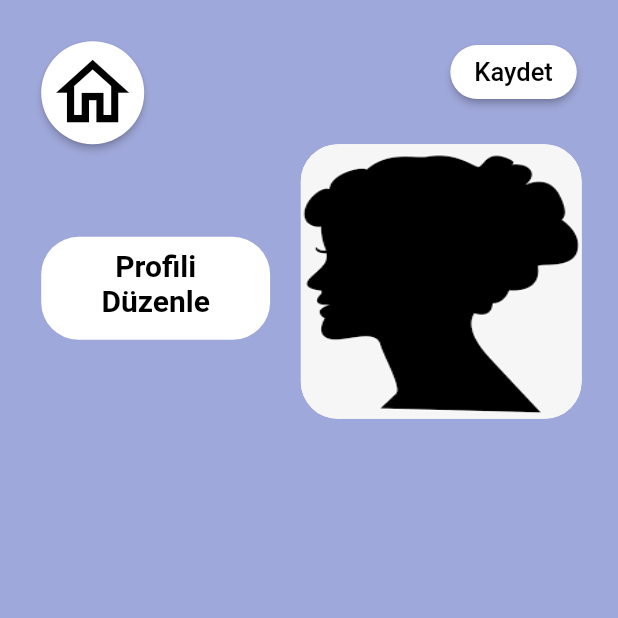
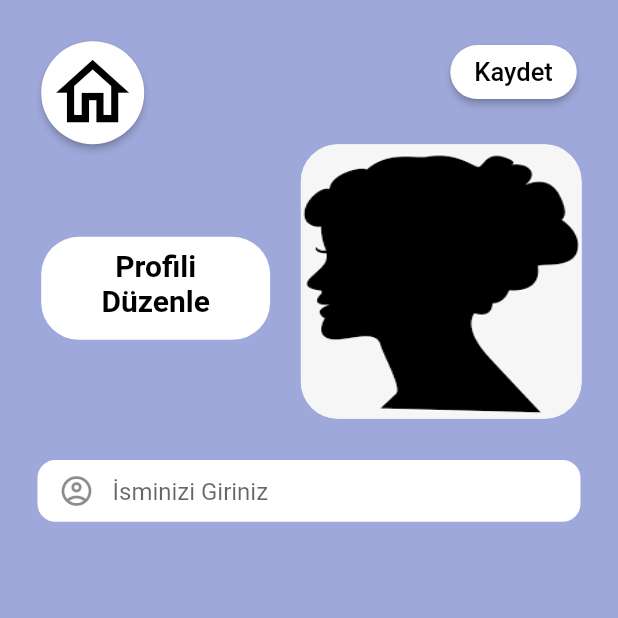
Before and after one commit to alyilmaz99/animal_app, a Flutter app: the screen it shows after launch, on a phone screen of 412 x 824 dp, the top half of it. Run offline on Flutter 3.47's test engine with Material 2 defaults, Android fonts, the phone set to English and light mode, and no system bars.

```diff
--- a/lib/const/color_const.dart
+++ b/lib/const/color_const.dart
@@ -3,4 +3,5 @@ import 'package:flutter/material.dart';
 class ColorConst {
   static const homeButtonBackground = Colors.white;
   static const homeButtonColor = Colors.black;
+  static const profileText = Colors.black;
 }
--- a/lib/const/text_const.dart
+++ b/lib/const/text_const.dart
@@ -2,4 +2,5 @@ class TextConst {
   static const String profileKaydet = "Kaydet";
   static const String profile = "Profili";
   static const String edit = "Düzenle";
+  static const String isim = "İsim";
 }
--- a/lib/view/profile_page_view.dart
+++ b/lib/view/profile_page_view.dart
@@ -8,19 +8,24 @@ import 'package:flutter/material.dart';
 import 'package:flutter/src/foundation/key.dart';
 import 'package:flutter/src/widgets/framework.dart';
 
-class ProfilePage extends StatelessWidget {
+class ProfilePage extends StatefulWidget {
   const ProfilePage({Key? key}) : super(key: key);
 
   @override
+  State<ProfilePage> createState() => _ProfilePageState();
+}
+
+class _ProfilePageState extends State<ProfilePage> {
+  final TextEditingController _controller = TextEditingController();
+  @override
   Widget build(BuildContext context) {
     var screenSize = MediaQuery.of(context).size;
+    var screenHeight = screenSize.height;
     var screenWidth = screenSize.width;
-    var screenHeight = screenSize.height;
-
-    return Container(
-      color: Colors.indigo.shade200,
-      child: Column(
-        children: [
+    return Scaffold(
+      backgroundColor: Colors.indigo.shade200,
+      body: Column(
+        children: <Widget>[
           Row(
             children: [
               Container(
@@ -46,7 +51,7 @@ class ProfilePage extends StatelessWidget {
                 height: screenHeight / 4.5,
                 margin: EdgeInsets.only(right: screenWidth / 17),
                 decoration: BoxDecoration(
-                    color: ColorConst.homeButtonBackground,
+                    color: Colors.grey.shade200,
                     borderRadius: BorderRadius.circular(25),
                     image: const DecorationImage(
                       image: AssetImage('assets/images.jpg'),
@@ -55,6 +60,41 @@ class ProfilePage extends StatelessWidget {
               ),
             ],
           ),
+          Column(
+            children: [
+              Padding(
+                padding: const EdgeInsets.symmetric(horizontal: 25.0),
+                child: Container(
+                  margin: EdgeInsets.only(top: screenHeight / 30),
+                  height: screenHeight / 20,
+                  decoration: BoxDecoration(
+                      color: ColorConst.homeButtonBackground,
+                      border:
+                          Border.all(color: ColorConst.homeButtonBackground),
+                      borderRadius: BorderRadius.circular(12)),
+                  child: const Padding(
+                    padding: EdgeInsets.only(left: 1.0),
+                    child: TextField(
+                      //controller: _controller,
+                      decoration: InputDecoration(
+                        border: InputBorder.none,
+                        hintText: 'İsminizi Giriniz',
+                        prefixIcon: Icon(
+                          Icons.account_circle_outlined,
+                        ),
+                        /*suffixIcon: IconButton(
+                            icon: Icon(Icons.close),
+                            onPressed: () => _controller.clear(),
+                          )*/
+                      ),
+                      textInputAction: TextInputAction.done,
+                      keyboardType: TextInputType.name,
+                    ),
+                  ),
+                ),
+              ),
+            ],
+          ),
         ],
       ),
     );
```
Also changed, not shown: 3 other files.
